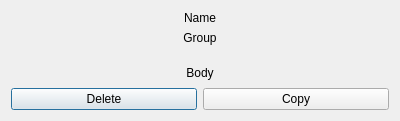
Before: the Qt Designer form designs/xml/note_view.ui in daniel-deru/WorkMate-3.0, drawn with Qt 5.
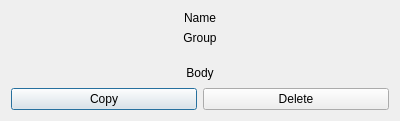
After: the same form once the commit is applied.

Commit message: made UI changes to be more consitent on button placement. added filter to filter vault items

Patch:
```diff
--- a/designs/xml/note_view.ui
+++ b/designs/xml/note_view.ui
@@ -66,16 +66,16 @@
    <item>
     <layout class="QHBoxLayout" name="horizontalLayout">
      <item>
-      <widget class="QPushButton" name="btn_delete">
+      <widget class="QPushButton" name="btn_copy">
        <property name="text">
-        <string>Delete</string>
+        <string>Copy</string>
        </property>
       </widget>
      </item>
      <item>
-      <widget class="QPushButton" name="btn_copy">
+      <widget class="QPushButton" name="btn_delete">
        <property name="text">
-        <string>Copy</string>
+        <string>Delete</string>
        </property>
       </widget>
      </item>
```
The commit also changes 17 other files.
